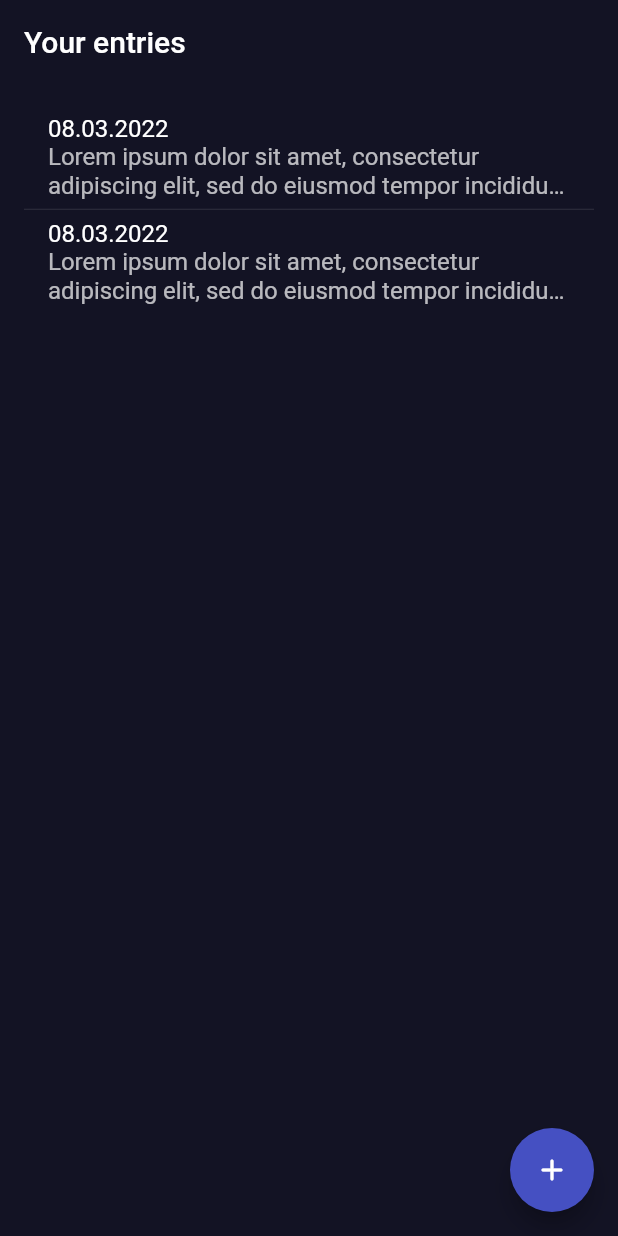
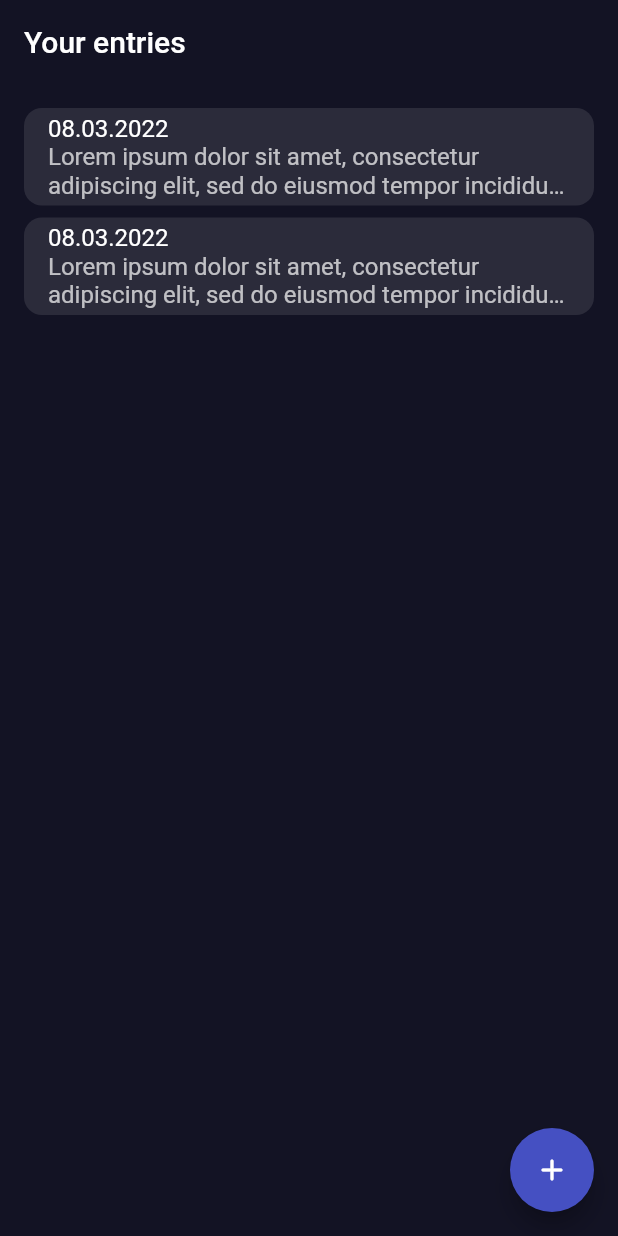
Before and after one commit to Basith-P/Dairy-App, a Flutter app: the screen it shows after launch, on a phone screen of 412 x 824 dp. Run offline on Flutter 3.47's test engine with Material 2 defaults, Android fonts, the light colour scheme and no system bars.

Commit message:
change list tile style

```diff
--- a/lib/views/home/home_page.dart
+++ b/lib/views/home/home_page.dart
@@ -21,6 +21,10 @@ class HomePage extends StatelessWidget {
         padding: const EdgeInsets.fromLTRB(16, 16, 16, 0),
         itemCount: diaries.length,
         itemBuilder: (context, i) => ListTile(
+          tileColor: Colors.white.withOpacity(.1),
+          shape: RoundedRectangleBorder(
+            borderRadius: BorderRadius.circular(12),
+          ),
           title: Text(DateFormat('dd.MM.yyyy').format(diaries[i].date)),
           subtitle: Text(
             diaries[i].content,
@@ -31,7 +35,7 @@ class HomePage extends StatelessWidget {
             Navigator.pushNamed(context, '/entry', arguments: i);
           },
         ),
-        separatorBuilder: (BuildContext context, int index) => const Divider(height: 5),
+        separatorBuilder: (context, i) => const SizedBox(height: 8),
       ),
       floatingActionButton: FloatingActionButton(
         onPressed: () => Navigator.pushNamed(context, route.newDiaryPage),
```
